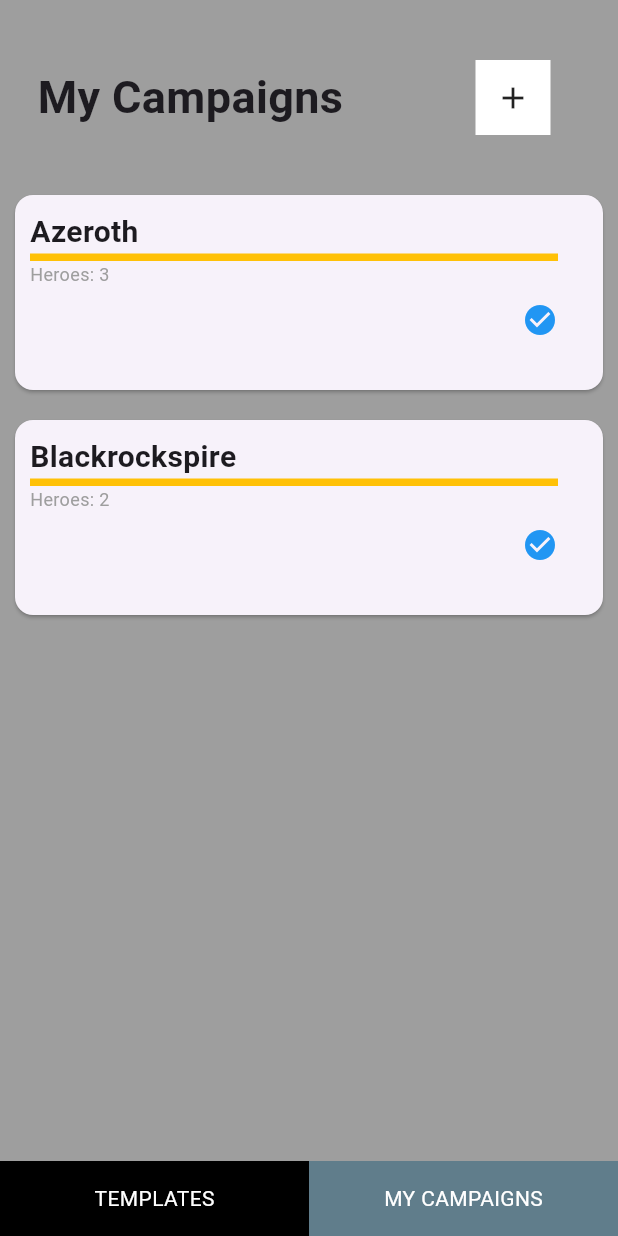
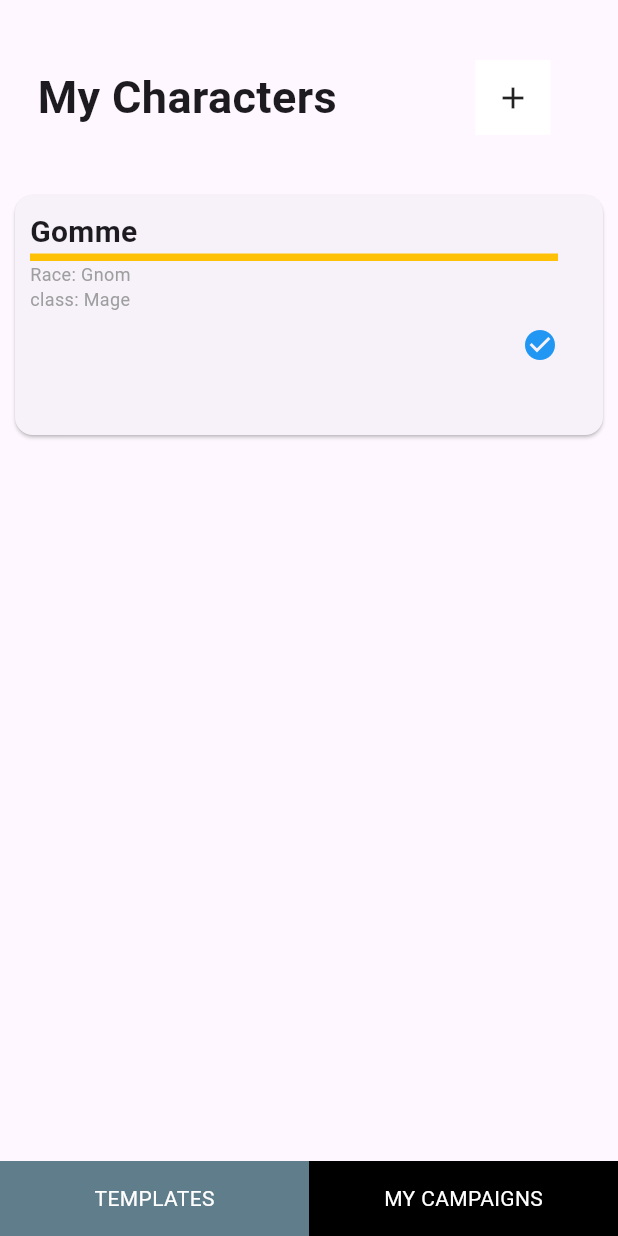
Before and after one commit to Schzyy/dnd-helper, a Flutter app: the screen it shows after launch, after a tap on "TEMPLATES", on a phone screen of 412 x 824 dp. Run offline on Flutter 3.47's test engine with Material 3 defaults, Android fonts, the light colour scheme and no system bars.

Commit message:
Fixed some Navigator stuff, started Templatescreen, link to character creation from Templatescreen and created Charactercreationscreen, changed structure

```diff
--- a/lib/main.dart
+++ b/lib/main.dart
@@ -1,8 +1,12 @@
-import 'package:dmhelper/Tools/widget_templates.dart';
+import 'package:dmhelper/pages/templates.dart';
 import 'package:flutter/material.dart';
-import '/models/campaign.dart';
-import 'models/mockup.dart';
-import 'dart:developer';
+import '/models/mockup.dart';
+import 'pages/campaigncreator.dart';
+
+//Startpage
+//Appbar mit add funktion um auf eine seperate Seite zu kommen um Campagnes zu erstellen
+//Mainfunktion ist die Campaignliste
+//Bottombar zum navigieren zwischen Template und Campaigns
 
 void main() {
   runApp(const CampaignStart());
@@ -13,19 +17,14 @@ class CampaignStart extends StatelessWidget {
 
   @override
   Widget build(BuildContext context) {
-    return MaterialApp(
-      theme: ThemeData(
-        primarySwatch: Colors.blue,
-      ),
+    return const MaterialApp(
       home: CampaignSelector(),
     );
   }
 }
 
 class CampaignSelector extends StatelessWidget {
-  final List<Campaign> cam = campaigns;
-  final List<Character>? chars = null;
-  CampaignSelector({super.key});
+  const CampaignSelector({super.key});
 
   @override
   Widget build(BuildContext context) {
@@ -33,11 +32,11 @@ class CampaignSelector extends StatelessWidget {
       backgroundColor: Colors.grey,
         body: Column(
           children: [
-            const OverHeadMyCampaigns(),
+            TopbarCampaings(),
             Expanded(
-              child: Reload(),
+              child: Campaingslist(),
             ),
-            const NavBarMyCampaignsTemplate(
+            NavBarMyCampaignsTemplate(
               templates: false,
               )
           ],
@@ -45,14 +44,124 @@ class CampaignSelector extends StatelessWidget {
   }
 }
 
-class Reload extends StatefulWidget {
-  const Reload({super.key});
+class TopbarCampaings extends StatefulWidget {
+  const TopbarCampaings({super.key});
 
   @override
-  State<Reload> createState() => _ReloadState();
+  State<TopbarCampaings> createState() => _TopbarCampaingsState();
 }
 
-class _ReloadState extends State<Reload> {
+class _TopbarCampaingsState extends State<TopbarCampaings> {
+  void goToCampaingCreation() async {
+    final result = await Navigator.push(
+      context,
+      MaterialPageRoute(builder: (context) => const Campaigncreator())
+    );
+    if(result != null) {
+    }
+  }
+  @override
+  Widget build(BuildContext context) {
+    return Container(
+      margin: const EdgeInsets.fromLTRB(15,10,15,30),
+      child: Row(
+        mainAxisAlignment: MainAxisAlignment.spaceBetween,
+        children: [
+          const Padding(
+            padding: EdgeInsets.fromLTRB(10,30,10,0),
+            child: Text(
+              "My Campaigns",
+              style: TextStyle(
+                fontSize: 30,
+                fontWeight: FontWeight.bold
+              ),
+            ),
+          ),
+          GestureDetector(
+            onTap: () {
+              goToCampaingCreation();
+            },
+            child: Padding(
+              padding: const EdgeInsets.fromLTRB(10, 30, 10, 0),
+              child: Container(
+                height: 50,
+                width: 50,
+                color: Colors.white,
+                child: const Icon(Icons.add)
+              ),
+            ),
+            ),
+        ],)
+    );
+  }
+}
+
+
+
+class CampaignOverviewCard extends StatelessWidget {
+  final String title;
+  final int characters;
+  const CampaignOverviewCard({super.key, required this.title, required this.characters});
+
+  @override
+  Widget build(BuildContext context) {
+    return SizedBox(
+      height: 150,
+      child: Card(
+        margin: const EdgeInsets.all(10),
+        child: Padding(
+          padding: const EdgeInsets.fromLTRB(10, 10, 30, 10),
+          child: Column(
+            crossAxisAlignment: CrossAxisAlignment.start,
+            children: [
+              Row(
+                mainAxisAlignment: MainAxisAlignment.spaceBetween,
+                children: [
+                  Text(
+                    title,
+                    style: const TextStyle(
+                      fontWeight: FontWeight.bold,
+                      fontSize: 20,
+                    )
+                  ),
+                ],
+              ),
+              Container(
+                color: Colors.amber,
+                height: 5
+              ),
+              Text(
+                'Heroes: $characters',
+                style: const TextStyle(
+                  fontSize: 12,
+                  color: Colors.grey,
+                )
+              ),
+              const SizedBox(height: 10),
+              const Row(
+                mainAxisAlignment: MainAxisAlignment.end,
+                children: [
+                  Icon(Icons.check_circle, color: Colors.blue),
+                  SizedBox(height: 5),
+                ],
+              ),
+            const SizedBox(height: 10),
+            ],
+          )
+        )
+      ),
+    );
+  }
+}
+
+class Campaingslist extends StatefulWidget {
+  const Campaingslist({super.key});
+
+  @override
+  State<Campaingslist> createState() => _ReloadState();
+}
+
+class _ReloadState extends State<Campaingslist> {
   @override
   Widget build(BuildContext context) {
     return
@@ -67,5 +176,56 @@ class _ReloadState extends State<Reload> {
 
   }
 }
+ // Assuming TemplatePage is defined in template_page.dart
 
+class NavBarMyCampaignsTemplate extends StatefulWidget {
+  final bool templates;
+
+  const NavBarMyCampaignsTemplate({super.key, required this.templates});
+
+  @override
+  State<NavBarMyCampaignsTemplate> createState() => _NavBarMyCampaignsTemplateState();
+}
+
+class _NavBarMyCampaignsTemplateState extends State<NavBarMyCampaignsTemplate> {
+  @override
+  Widget build(BuildContext context) {
+    return Row(
+      children: [
+        Expanded(
+          child: GestureDetector(
+            onTap: () {
+              Navigator.push(
+                context,
+                MaterialPageRoute(builder: (context) => const TemplatePage()),
+              );
+            },
+            child: Container(
+              height: 50,
+              color: widget.templates ? Colors.blueGrey : Colors.black,
+              child: const Center(
+                child: Text("TEMPLATES", style: TextStyle(color: Colors.white)),
+              ),
+            ),
+          ),
+        ),
+        Expanded(
+          child: GestureDetector(
+            onTap: () {
+              setState(() {
+              });
+            },
+            child: Container(
+              height: 50,
+              color: widget.templates ? Colors.black : Colors.blueGrey,
+              child: const Center(
+                child: Text("MY CAMPAIGNS", style: TextStyle(color: Colors.white)),
+              ),
+            ),
+          ),
+        ),
+      ],
+    );
+  }
+}
 //CampaignOverviewCard(title: "hello", characters: ["a","b"])
--- a/lib/models/campaign.dart
+++ b/lib/models/campaign.dart
@@ -1,3 +1,5 @@
+//Datenmodel für die Campagne und die Characters
+
 class Campaign {
   String name;
   List<Character> characters;
@@ -11,6 +13,7 @@ class Campaign {
 class Character {
   String name;
   int level;
+  String rasse;
   String characterclass;
   int initModifier;
   int armorClass;
@@ -19,6 +22,7 @@ class Character {
 
   Character({
     required this.name,
+    required this.rasse,
     required this.level,
     required this.characterclass,
     required this.initModifier,
--- a/lib/models/mockup.dart
+++ b/lib/models/mockup.dart
@@ -1,5 +1,8 @@
 import 'campaign.dart';
 
+//Beispielwerte zum testen solange die Datenbank nicht sitzt
+
+//Mockup für Campainglist
 List<Campaign> campaigns = [
   Campaign(
     name: 'Azeroth',
@@ -7,6 +10,7 @@ List<Campaign> campaigns = [
       Character(
         name: "Hugo",
         level: 13,
+        rasse: "Altersheim",
         characterclass: "Barbar",
         initModifier: 4,
         armorClass: 17,
@@ -33,6 +37,7 @@ List<Campaign> campaigns = [
       Character(
         name: "Lakschuh",
         level: 13,
+        rasse: "Gamer",
         characterclass: "Barbar",
         initModifier: 4,
         armorClass: 17,
@@ -59,6 +64,7 @@ List<Campaign> campaigns = [
     Character(
         name: "Bando",
         level: 13,
+        rasse: "Balkan",
         characterclass: "Barbar",
         initModifier: 4,
         armorClass: 17,
@@ -90,6 +96,7 @@ List<Campaign> campaigns = [
       Character(
         name: "Hugo",
         level: 13,
+        rasse: "unknown",
         characterclass: "Barbar",
         initModifier: 4,
         armorClass: 17,
@@ -116,6 +123,7 @@ List<Campaign> campaigns = [
       Character(
         name: "Lakschuh",
         level: 13,
+        rasse: "Mensch",
         characterclass: "Barbar",
         initModifier: 4,
         armorClass: 17,
@@ -142,3 +150,33 @@ List<Campaign> campaigns = [
     ]
   )
 ];
+
+List<Character> chars = [
+  Character(
+    name: "Gomme",
+    level: 10,
+    rasse: "Gnom",
+    characterclass: "Mage",
+    initModifier: 6,
+    armorClass: 12,
+    hp: Hp(
+      currentHp: 60,
+      maxHp: 60,
+      tempHp: 0
+    ),
+    stats: Stats(
+      str: 9,
+      strProfieciency: false,
+      dex: 12,
+      dexProfieciency: false,
+      con: 10,
+      conProfieciency: false,
+      inte: 18,
+      intProfieciency: false,
+      wis: 14,
+      wisProfieciency: false,
+      cha: 10,
+      chaProfieciency: false,
+    )
+  )
+];
--- a/lib/pages/campaigncreator.dart
+++ b/lib/pages/campaigncreator.dart
@@ -1,7 +1,6 @@
 import 'package:flutter/material.dart';
 import 'package:dmhelper/models/mockup.dart';
 import 'package:dmhelper/models/campaign.dart';
-import 'dart:developer';
 
 class Campaigncreator extends StatefulWidget {
   const Campaigncreator({super.key});
--- a/lib/tools/widget_templates.dart
+++ b/lib/pages/templates.dart
@@ -1,9 +1,33 @@
+import 'package:dmhelper/pages/charactercreator.dart';
 import 'package:flutter/material.dart';
-import 'package:dmhelper/pages/campaigncreator.dart';
+import 'package:dmhelper/models/mockup.dart';
 
-//Das ist Die Appbar auf der ersten Seite
-class OverHeadMyCampaigns extends StatelessWidget {
-  const OverHeadMyCampaigns({super.key});
+class TemplatePage extends StatelessWidget {
+  const TemplatePage({super.key});
+
+  @override
+  Widget build(BuildContext context) {
+    return const Scaffold(
+      body: Column(
+        children: [
+          TopbarTemplates(),
+          Expanded(
+            child: TemplatesDisplay(),
+          ),
+          NavBarTemplates(templates: true)
+        ],
+      ),
+    );
+  }
+}
+
+class TopbarTemplates extends StatefulWidget {
+  const TopbarTemplates({super.key});
+
+  @override
+  State<TopbarTemplates> createState() => _TopbarTemplatesState();
+}
+class _TopbarTemplatesState extends State<TopbarTemplates> {
 
   @override
   Widget build(BuildContext context) {
@@ -15,7 +39,7 @@ class OverHeadMyCampaigns extends StatelessWidget {
           const Padding(
             padding: EdgeInsets.fromLTRB(10,30,10,0),
             child: Text(
-              "My Campaigns",
+              "My Characters",
               style: TextStyle(
                 fontSize: 30,
                 fontWeight: FontWeight.bold
@@ -33,10 +57,7 @@ class OverHeadMyCampaigns extends StatelessWidget {
                 onTap: () {
                   Navigator.push(
                     context,
-                    MaterialPageRoute(builder: (context)  {
-                        return Campaigncreator();
-                      }
-                    )
+                    MaterialPageRoute(builder: (context) => const CharactercreatorPage())
                   );
                 }
               )
@@ -47,48 +68,16 @@ class OverHeadMyCampaigns extends StatelessWidget {
   }
 }
 
-class addCampaingResultBtn extends StatefulWidget {
-  const addCampaingResultBtn({super.key});
-
-  @override
-  State<addCampaingResultBtn> createState() => _addCampaingResultBtnState();
-}
-
-class _addCampaingResultBtnState extends State<addCampaingResultBtn> {
-
-  void getResult() async {
-    final result = await Navigator.push(
-      context,
-      MaterialPageRoute(builder: (context) => Campaigncreator()),
-    );
-
-    // Update state in ScreenA if result is not null
-    if (result != null) {
-      setState(() {
-      });
-    }
-  }
-  @override
-  Widget build(BuildContext context) {
-    return GestureDetector(
-                child: const Icon(Icons.add),
-                onTap: () {
-                  getResult();
-                }
-              );
-  }
-}
-
-//Die Campaignkarte welche auf der MyCampaignseite angezeigt wird
-class CampaignOverviewCard extends StatelessWidget {
-  final String title;
-  final int characters;
-  const CampaignOverviewCard({super.key, required this.title, required this.characters});
+class TemplateCard extends StatelessWidget {
+  final String name;
+  final String rasse;
+  final String characterclass;
+  const TemplateCard({super.key, required this.name, required this.rasse, required this.characterclass});
 
   @override
   Widget build(BuildContext context) {
     return SizedBox(
-      height: 150,
+      height: 180,
       child: Card(
         margin: const EdgeInsets.all(10),
         child: Padding(
@@ -100,7 +89,7 @@ class CampaignOverviewCard extends StatelessWidget {
                 mainAxisAlignment: MainAxisAlignment.spaceBetween,
                 children: [
                   Text(
-                    title,
+                    name,
                     style: const TextStyle(
                       fontWeight: FontWeight.bold,
                       fontSize: 20,
@@ -113,7 +102,14 @@ class CampaignOverviewCard extends StatelessWidget {
                 height: 5
               ),
               Text(
-                'Heroes: $characters',
+                'Race: $rasse',
+                style: const TextStyle(
+                  fontSize: 12,
+                  color: Colors.grey,
+                )
+              ),
+              Text(
+                'class: $characterclass',
                 style: const TextStyle(
                   fontSize: 12,
                   color: Colors.grey,
@@ -136,16 +132,37 @@ class CampaignOverviewCard extends StatelessWidget {
   }
 }
 
-class NavBarMyCampaignsTemplate extends StatefulWidget {
+class TemplatesDisplay extends StatefulWidget {
+  const TemplatesDisplay({super.key});
+
+  @override
+  State<TemplatesDisplay> createState() => _TemplatesDisplayState();
+}
+
+class _TemplatesDisplayState extends State<TemplatesDisplay> {
+  @override
+  Widget build(BuildContext context) {
+    return ListView.builder(
+                    scrollDirection: Axis.vertical,
+                    primary: false,
+                    itemCount: chars.length,
+                    itemBuilder: (context, index) {
+                      return TemplateCard(name: chars[index].name, rasse: chars[index].rasse, characterclass: chars[index].characterclass);
+                    }
+    );
+  }
+}
+
+class NavBarTemplates extends StatefulWidget {
   final bool templates;
 
-  const NavBarMyCampaignsTemplate({super.key, required this.templates});
+  const NavBarTemplates({super.key, required this.templates});
 
   @override
-  State<NavBarMyCampaignsTemplate> createState() => _NavBarMyCampaignsTemplateState();
+  State<NavBarTemplates> createState() => _NavBarMyTemplateState();
 }
 
-class _NavBarMyCampaignsTemplateState extends State<NavBarMyCampaignsTemplate> {
+class _NavBarMyTemplateState extends State<NavBarTemplates> {
   @override
   Widget build(BuildContext context) {
     return Row(
@@ -159,9 +176,6 @@ class _NavBarMyCampaignsTemplateState extends State<NavBarMyCampaignsTemplate> {
                 child: Text("TEMPLATES", style: TextStyle(color: Colors.white)),
               ),
               onTap: () {
-                setState(() {
-                  // Update state if needed
-                });
               },
             ),
           ),
@@ -175,9 +189,7 @@ class _NavBarMyCampaignsTemplateState extends State<NavBarMyCampaignsTemplate> {
                 child: Text("MY CAMPAIGNS", style: TextStyle(color: Colors.white)),
               ),
               onTap: () {
-                setState(() {
-                  // Update state if needed
-                });
+                Navigator.pop(context);
               },
             ),
           ),
```
Also changed, not shown: lib/pages/charactercreator.dart (added, +69 -0 lines).
